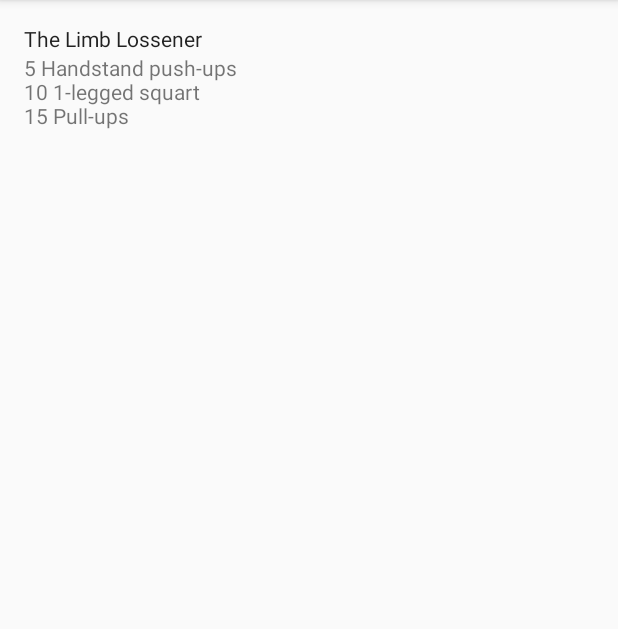
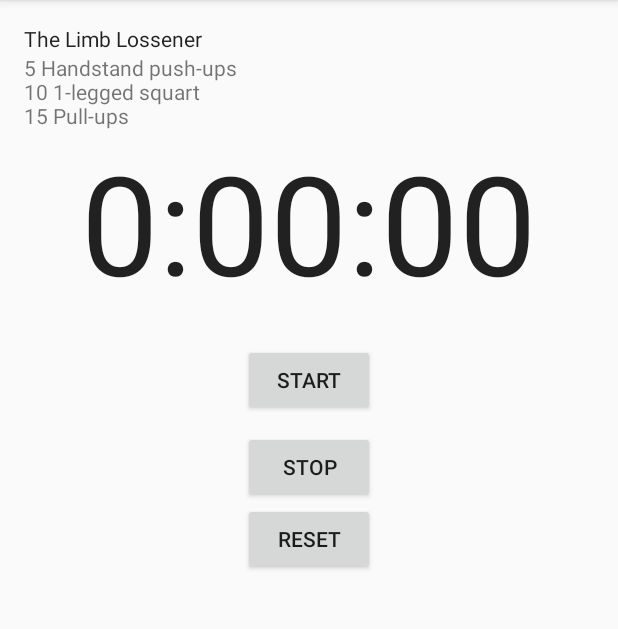
Before and after one commit to gitqmo/self_android_test, an Android app: the screen it shows after launch (DetailActivity), after a tap on "The Limb Lossener", on a phone screen of 412 x 824 dp, the part 84-713 px from its top. Run offline under Robolectric (Android 15) with nearby library versions, the phone set to English and light mode, and no system bars.

Commit message:
Ch8 Workout Example
使用Ch7的範例並完成Ch8的練習。

```diff
--- a/Workout/app/src/main/java/tw/com/taipower/workout/MainActivity.java
+++ b/Workout/app/src/main/java/tw/com/taipower/workout/MainActivity.java
@@ -12,6 +12,7 @@ public class MainActivity extends AppCompatActivity implements WorkoutListListen
 
     @Override
     protected void onCreate(Bundle savedInstanceState) {
+        Log.d("Debuuuuug", this.getClass().toString()+" Hello onCreate");
 //        WorkoutDetailFragment fragment;
 
         super.onCreate(savedInstanceState);
@@ -23,6 +24,7 @@ public class MainActivity extends AppCompatActivity implements WorkoutListListen
 
     @Override
     public void itemClicked(long id) {
+        Log.d("Debuuuuug", this.getClass().toString()+" Hello itemClicked");
         View fragmentContainer;
 
         fragmentContainer = this.findViewById(R.id.fragment_container);
--- /dev/null
+++ b/Workout/app/src/main/java/tw/com/taipower/workout/StopwatchFragment.java
@@ -0,0 +1,217 @@
+package tw.com.taipower.workout;
+
+
+import android.app.Fragment;
+import android.content.Context;
+import android.os.Bundle;
+
+import android.os.Handler;
+import android.support.annotation.Nullable;
+import android.util.Log;
+import android.view.LayoutInflater;
+import android.view.View;
+import android.view.ViewGroup;
+import android.widget.Button;
+import android.widget.TextView;
+
+
+/**
+ * A simple {@link Fragment} subclass.
+ */
+public class StopwatchFragment extends Fragment implements View.OnClickListener{
+    private int seconds = 0;
+    private boolean running;
+    private boolean wasRunning;
+
+    @Override
+    public void onCreate(Bundle savedInstanceState) {
+        Log.d("Debuuuuug", this.getClass().toString()+" Hello onCreate");
+        super.onCreate(savedInstanceState);
+//        this.setContentView(R.layout.activity_stopwatch); //Fragment不是在onCreate()方法裡設定layout。
+
+        if(savedInstanceState != null){
+            seconds = savedInstanceState.getInt("seconds");
+            running = savedInstanceState.getBoolean("running");
+            wasRunning = savedInstanceState.getBoolean("wasRunning");
+        }
+
+//        this.runTimer();  //還不要呼叫runTimer()，因為尚未設定layout，也就是還沒有任何視圖(View)元件。
+    }
+
+
+    /**
+     * 設定Fragment的Layout
+     */
+    @Nullable
+    @Override
+    public View onCreateView(LayoutInflater inflater, ViewGroup container, Bundle savedInstanceState) {
+        Log.d("Debuuuuug", this.getClass().toString() + " Hello onCreateView");
+        Button startButton, stopButton, resetButton;
+        View layout = inflater.inflate(R.layout.fragment_stopwatch, container, false);
+        this.runTimer(layout);
+
+        startButton = (Button) layout.findViewById(R.id.startButton);
+        stopButton = (Button) layout.findViewById(R.id.stopButton);
+        resetButton = (Button) layout.findViewById(R.id.resetButton);
+
+        startButton.setOnClickListener(this);
+        stopButton.setOnClickListener(this);
+        resetButton.setOnClickListener(this);
+
+        return layout;
+    }
+
+    @Override
+    public void onResume(){
+        Log.d("Debuuuuug", this.getClass().toString()+" Hello onResume");
+        super.onResume();
+        if(wasRunning){
+            running = true;
+        }
+    }
+
+    @Override
+    public void onPause(){
+        Log.d("Debuuuuug", this.getClass().toString()+" Hello onPause");
+        super.onPause();
+        wasRunning = running;
+        running = false;
+    }
+
+    @Override
+    public void onSaveInstanceState(Bundle saveInstanceSatae){
+        Log.d("Debuuuuug", this.getClass().toString()+" Hello onSaveInstanceState");
+        saveInstanceSatae.putInt("seconds", seconds);
+        saveInstanceSatae.putBoolean("running", running);
+        saveInstanceSatae.putBoolean("wasRunning", wasRunning);
+    }
+
+    /**
+     * 顯示時間
+     */
+    private void runTimer(View view){
+        Log.d("Debuuuuug", this.getClass().toString()+" Hello runTimer");
+        final TextView timeView = (TextView) view.findViewById(R.id.timeView);
+        final Handler handler;
+
+        handler = new Handler();
+        handler.post(new Runnable() {
+            @Override
+            public void run() {
+                int hours, minutes, second;
+                String time;
+
+                hours = seconds / 3600;
+                minutes = (seconds % 3600) / 60;
+                second = seconds % 60;
+                time = String.format("%d:%02d:%02d", hours, minutes, second);
+                timeView.setText(time);
+
+                StopwatchFragment.this.checkTimer();
+                handler.postDelayed(this, 1000);
+            }
+        });
+    }
+
+    /**
+     * 檢查Timer是否執行
+     */
+    private void checkTimer(){
+//        Log.d("Debuuuuug", this.getClass().toString()+" Hello checkTimer");
+        if(this.running){
+            seconds++;
+        }
+    }
+
+    /**
+     * Start Button Event
+     * @param view
+     */
+    public void onClickStart(View view){
+        Log.d("Debuuuuug", this.getClass().toString()+" Hello onClickStart");
+        this.running = true;
+    }
+
+    /**
+     * Stop Button Event
+     * @param view
+     */
+    public void onClickStop(View view){
+        Log.d("Debuuuuug", this.getClass().toString()+" Hello onClickStop");
+        this.running = false;
+    }
+
+    /**
+     * Reset Button Event
+     * @param view
+     */
+    public void onClickReset(View view){
+        Log.d("Debuuuuug", this.getClass().toString()+" Hello onClickStop");
+        this.running = false;
+        this.seconds = 0;
+    }
+
+    @Override
+    public void onClick(View v) {
+        Log.d("Debuuuuug", this.getClass().toString() + " Hello onClick");
+        switch(v.getId()){
+            case R.id.startButton:
+                this.onClickStart(v);
+                break;
+            case R.id.stopButton:
+                this.onClickStop(v);
+                break;
+            case R.id.resetButton:
+                this.onClickReset(v);
+                break;
+        }
+    }
+
+    @Override
+    public void onAttach(Context context) {
+        Log.d("Debuuuuug", this.getClass().toString() + " Hello onAttach");
+        super.onAttach(context);
+    }
+
+    @Override
+    public void onActivityCreated(Bundle savedInstanceState) {
+        Log.d("Debuuuuug", this.getClass().toString() + " Hello onActivityCreated");
+        super.onActivityCreated(savedInstanceState);
+    }
+
+    @Override
+    public void onViewStateRestored(Bundle savedInstanceState) {
+        Log.d("Debuuuuug", this.getClass().toString() + " Hello onViewStateRestored");
+        super.onViewStateRestored(savedInstanceState);
+    }
+
+    @Override
+    public void onStart() {
+        Log.d("Debuuuuug", this.getClass().toString() + " Hello onStart");
+        super.onStart();
+    }
+
+    @Override
+    public void onStop() {
+        Log.d("Debuuuuug", this.getClass().toString() + " Hello onStop");
+        super.onStop();
+    }
+
+    @Override
+    public void onDestroyView() {
+        Log.d("Debuuuuug", this.getClass().toString() + " Hello onDestroyView");
+        super.onDestroyView();
+    }
+
+    @Override
+    public void onDestroy() {
+        Log.d("Debuuuuug", this.getClass().toString() + " Hello onDestroy");
+        super.onDestroy();
+    }
+
+    @Override
+    public void onDetach() {
+        Log.d("Debuuuuug", this.getClass().toString() + " Hello onDetach");
+        super.onDetach();
+    }
+}
--- a/Workout/app/src/main/java/tw/com/taipower/workout/WorkoutDetailFragment.java
+++ b/Workout/app/src/main/java/tw/com/taipower/workout/WorkoutDetailFragment.java
@@ -2,6 +2,7 @@ package tw.com.taipower.workout;
 
 
 import android.app.Fragment;
+import android.app.FragmentTransaction;
 import android.os.Bundle;
 import android.view.LayoutInflater;
 import android.view.View;
@@ -24,6 +25,17 @@ public class WorkoutDetailFragment extends Fragment {
                              Bundle savedInstanceState) {
         if(savedInstanceState != null){
             this.workoutId = savedInstanceState.getLong("WorkoutId");
+        }else{
+            FragmentTransaction fragment;
+            StopwatchFragment stopwatchFragment;
+
+            fragment = this.getChildFragmentManager().beginTransaction();
+            stopwatchFragment = new StopwatchFragment();
+
+            fragment.replace(R.id.stopwatch_container, stopwatchFragment);
+            fragment.addToBackStack(null);
+            fragment.setTransition(FragmentTransaction.TRANSIT_FRAGMENT_FADE);
+            fragment.commit();
         }
 
         // Inflate the layout for this fragment
--- a/Workout/app/src/main/java/tw/com/taipower/workout/WorkoutListFragment.java
+++ b/Workout/app/src/main/java/tw/com/taipower/workout/WorkoutListFragment.java
@@ -6,6 +6,7 @@ import android.app.ListFragment;
 import android.content.Context;
 import android.os.Bundle;
 import android.support.v4.app.Fragment;
+import android.util.Log;
 import android.view.LayoutInflater;
 import android.view.View;
 import android.view.ViewGroup;
@@ -25,6 +26,7 @@ public class WorkoutListFragment extends ListFragment {
 
     @Override
     public void onAttach(Context context) {
+        Log.d("Debuuuuug", this.getClass().toString() + " Hello onAttach");
         super.onAttach(context);
         this.listener = (WorkoutListListener) context;
     }
@@ -32,6 +34,7 @@ public class WorkoutListFragment extends ListFragment {
     @Override
     public View onCreateView(LayoutInflater inflater, ViewGroup container,
                              Bundle savedInstanceState) {
+        Log.d("Debuuuuug", this.getClass().toString() + " Hello onCreateView");
         // Inflate the layout for this fragment
 
         String[] names;
@@ -51,9 +54,70 @@ public class WorkoutListFragment extends ListFragment {
 
     @Override
     public void onListItemClick(ListView l, View v, int position, long id) {
+        Log.d("Debuuuuug", this.getClass().toString() + " Hello onListItemClick");
         //當ListView裡的項目被點擊時，呼叫自訂的偵聽器(WorkoutListListener)
         if(this.listener != null){
             this.listener.itemClicked(id);
         }
     }
+
+    @Override
+    public void onCreate(Bundle savedInstanceState) {
+        Log.d("Debuuuuug", this.getClass().toString() + " Hello onCreate");
+        super.onCreate(savedInstanceState);
+    }
+
+    @Override
+    public void onActivityCreated(Bundle savedInstanceState) {
+        Log.d("Debuuuuug", this.getClass().toString() + " Hello onActivityCreated");
+        super.onActivityCreated(savedInstanceState);
+    }
+
+    @Override
+    public void onViewStateRestored(Bundle savedInstanceState) {
+        Log.d("Debuuuuug", this.getClass().toString() + " Hello onViewStateRestored");
+        super.onViewStateRestored(savedInstanceState);
+    }
+
+    @Override
+    public void onStart() {
+        Log.d("Debuuuuug", this.getClass().toString() + " Hello onStart");
+        super.onStart();
+    }
+
+    @Override
+    public void onResume() {
+        Log.d("Debuuuuug", this.getClass().toString() + " Hello onResume");
+        super.onResume();
+    }
+
+    @Override
+    public void onPause() {
+        Log.d("Debuuuuug", this.getClass().toString() + " Hello onPause");
+        super.onPause();
+    }
+
+    @Override
+    public void onStop() {
+        Log.d("Debuuuuug", this.getClass().toString() + " Hello onStop");
+        super.onStop();
+    }
+
+    @Override
+    public void onDestroyView() {
+        Log.d("Debuuuuug", this.getClass().toString() + " Hello onDestroyView");
+        super.onDestroyView();
+    }
+
+    @Override
+    public void onDestroy() {
+        Log.d("Debuuuuug", this.getClass().toString() + " Hello onDestroy");
+        super.onDestroy();
+    }
+
+    @Override
+    public void onDetach() {
+        Log.d("Debuuuuug", this.getClass().toString() + " Hello onDetach");
+        super.onDetach();
+    }
 }
--- /dev/null
+++ b/Workout/app/src/main/res/layout/fragment_stopwatch.xml
@@ -0,0 +1,50 @@
+<?xml version="1.0" encoding="utf-8"?>
+<RelativeLayout
+    xmlns:android="http://schemas.android.com/apk/res/android"
+    xmlns:tools="http://schemas.android.com/tools"
+    android:layout_width="match_parent"
+    android:layout_height="match_parent"
+    tools:context="tw.com.taipower.workout.StopwatchFragment">
+
+    <TextView
+        android:id="@+id/timeView"
+        android:layout_width="wrap_content"
+        android:layout_height="wrap_content"
+        android:layout_alignParentTop="true"
+        android:layout_centerHorizontal="true"
+        android:layout_marginTop="0dp"
+        tools:text="Time View"
+        android:text="@string/timeView"
+        android:textAppearance="?android:attr/textAppearance"
+        android:textSize="92sp"
+        />
+
+    <Button
+        android:id="@+id/startButton"
+        android:layout_width="wrap_content"
+        android:layout_height="wrap_content"
+        android:layout_marginTop="20dp"
+        android:layout_below="@+id/timeView"
+        android:layout_centerHorizontal="true"
+        android:text="@string/startButton"
+        />
+
+    <Button
+        android:id="@+id/stopButton"
+        android:layout_width="wrap_content"
+        android:layout_height="wrap_content"
+        android:layout_marginTop="10dp"
+        android:layout_below="@+id/startButton"
+        android:layout_centerHorizontal="true"
+        android:text="@string/stopButton"
+        />
+
+    <Button
+        android:id="@+id/resetButton"
+        android:layout_width="wrap_content"
+        android:layout_height="wrap_content"
+        android:layout_below="@+id/stopButton"
+        android:layout_centerHorizontal="true"
+        android:text="@string/resetButton"
+        />
+</RelativeLayout>
--- a/Workout/app/src/main/res/layout/fragment_workout_detail.xml
+++ b/Workout/app/src/main/res/layout/fragment_workout_detail.xml
@@ -31,4 +31,10 @@
         android:layout_height="wrap_content"
         />
 
+    <FrameLayout
+        android:id="@+id/stopwatch_container"
+        android:layout_width="match_parent"
+        android:layout_height="match_parent">
+
+    </FrameLayout>
 </LinearLayout>
--- a/Workout/app/src/main/res/values/strings.xml
+++ b/Workout/app/src/main/res/values/strings.xml
@@ -1,9 +1,11 @@
 <resources>
     <string name="app_name">Workout</string>
 
-    <!-- TODO: Remove or change this placeholder text -->
     <string name="default_blank_fragment"></string>
+    <string name="hello_blank_fragment">Hello blank fragment</string>
 
-    <!-- TODO: Remove or change this placeholder text -->
-    <string name="hello_blank_fragment">Hello blank fragment</string>
+    <string name="timeView"></string>
+    <string name="startButton">start</string>
+    <string name="stopButton">Stop</string>
+    <string name="resetButton">Reset</string>
 </resources>
```
